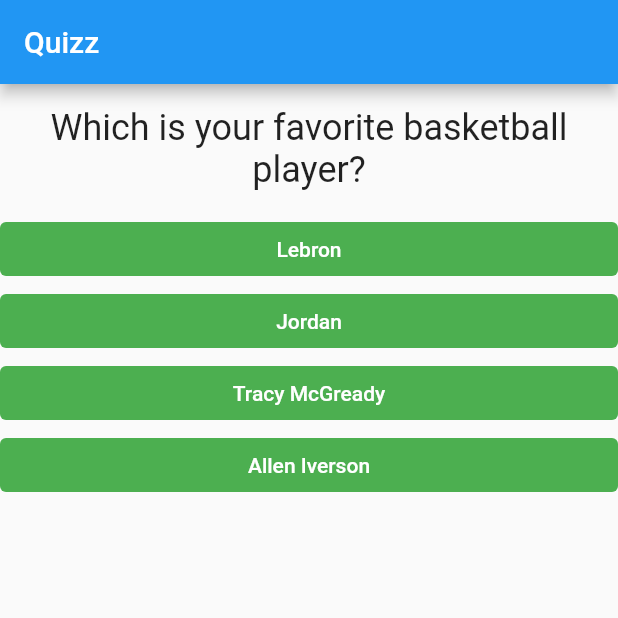
After one commit to okanovic/QuizApp-Flutter, a Flutter app: the screen it shows after launch, on a phone screen of 412 x 824 dp, the top half of it. The commit adds this screen. Run offline on Flutter 3.47's test engine with Material 2 defaults, Android fonts, the phone set to English and light mode, and no system bars.

Commit message:
quiz tamamlandı

```diff
--- a/lib/main.dart
+++ b/lib/main.dart
@@ -1,6 +1,6 @@
 import 'package:flutter/material.dart';
-import 'package:quizapp/answer.dart';
-import 'package:quizapp/question.dart';
+import 'package:quizapp/quiz.dart';
+import 'package:quizapp/result.dart';
 
 void main() => runApp(MyApp());
 
@@ -10,34 +10,64 @@ class MyApp extends StatefulWidget {
 }
 
 class _MyAppState extends State<MyApp> {
-  var _questionIndex = 0;
   bool isQuizCompleted = false;
-  var questionAndAnswers = [
+  var _questionAndAnswers = [
     {
       "question": "Which is your favorite basketball player?",
-      "answers": ["Lebron", "Jordan", "Tracy McGready", "Allen Iverson"]
+      "answers": [
+        {'text': 'Lebron', 'score': 10},
+        {'text': 'Jordan', 'score': 40},
+        {'text': 'Tracy McGready', 'score': 15},
+        {'text': 'Allen Iverson', 'score': 25}
+      ]
     },
     {
       "question": "Which is your favorite football player?",
-      "answers": ["Hagi", "Ronaldinho", "C. Ronaldo", "Messi"]
+      "answers": [
+        {'text': 'Hagi', 'score': 30},
+        {'text': 'Ronaldinho', 'score': 40},
+        {'text': 'C. Ronaldo', 'score': 20},
+        {'text': 'Messi', 'score': 10}
+      ]
     },
     {
       "question": "Which is your favorite food?",
-      "answers": ["Mantı", "Kebab", "Menemen", "Dolma"]
+      "answers": [
+        {'text': 'Mantı', 'score': 30},
+        {'text': 'Kebab', 'score': 20},
+        {'text': 'Menemen', 'score': 10},
+        {'text': 'Dolma', 'score': 5}
+      ]
     },
     {
       "question": "Which is your favorite soup?",
-      "answers": ["Mercimek", "Kelle Paça", "Ezogelin", "Tarhana"]
+      "answers": [
+        {'text': 'Mercimek', 'score': 30},
+        {'text': 'Kelle Paça', 'score': 20},
+        {'text': 'Ezogelin', 'score': 10},
+        {'text': 'Tarhana', 'score': 5}
+      ]
     },
   ];
-  void _answerQuestion() {
+  var _questionIndex = 0;
+  var _totalScore = 0;
+
+  void _resetQuiz() {
+    setState(() {
+      _questionIndex = 0;
+      _totalScore = 0;
+      isQuizCompleted = false;
+    });
+  }
+
+  void _answerQuestion(int score) {
+    _totalScore += score;
+
     setState(() {
       _questionIndex = _questionIndex + 1;
     });
-    print(_questionIndex);
-    if (_questionIndex < questionAndAnswers.length) {
+    if (_questionIndex < _questionAndAnswers.length) {
       isQuizCompleted = false;
-      print("We have more questions");
     } else {
       isQuizCompleted = true;
     }
@@ -47,19 +77,16 @@ class _MyAppState extends State<MyApp> {
   Widget build(BuildContext context) {
     return MaterialApp(
       home: Scaffold(
-        appBar: AppBar(
-          title: Text("Quizz"),
-        ),
-        body: isQuizCompleted == false ? Column(
-          children: <Widget>[
-            Question(questionAndAnswers[_questionIndex]["question"]),
-            ...(questionAndAnswers[_questionIndex]["answers"] as List<String>)
-                .map((answer) {
-              return Answer(_answerQuestion, answer);
-            }).toList()
-          ],
-        ) : Center(child: Text("Quiz Tamamlandı"),),
-      ),
+          appBar: AppBar(
+            title: Text("Quizz"),
+          ),
+          body: isQuizCompleted == false
+              ? Quiz(
+                  answerQuestion: _answerQuestion,
+                  questionAndAnswers: _questionAndAnswers,
+                  questionIndex: _questionIndex,
+                )
+              : Result(_totalScore, _resetQuiz)),
     );
   }
 }
--- /dev/null
+++ b/lib/quiz.dart
@@ -0,0 +1,24 @@
+import 'package:flutter/material.dart';
+import 'package:quizapp/question.dart';
+
+import 'answer.dart';
+
+class Quiz extends StatelessWidget {
+  final List<Map<String, Object>> questionAndAnswers;
+  final int questionIndex;
+  final Function answerQuestion;
+
+  Quiz({@required this.questionAndAnswers,@required this.answerQuestion, @required this.questionIndex});
+  @override
+  Widget build(BuildContext context) {
+    return Column(
+      children: <Widget>[
+        Question(questionAndAnswers[questionIndex]["question"]),
+        ...(questionAndAnswers[questionIndex]["answers"] as List<Map<String,Object>>)
+            .map((answer) {
+          return Answer(() => answerQuestion(answer['score']), answer['text']);
+        }).toList()
+      ],
+    );
+  }
+}
```
Also changed, not shown: lib/result.dart (added, +37 -0 lines).
